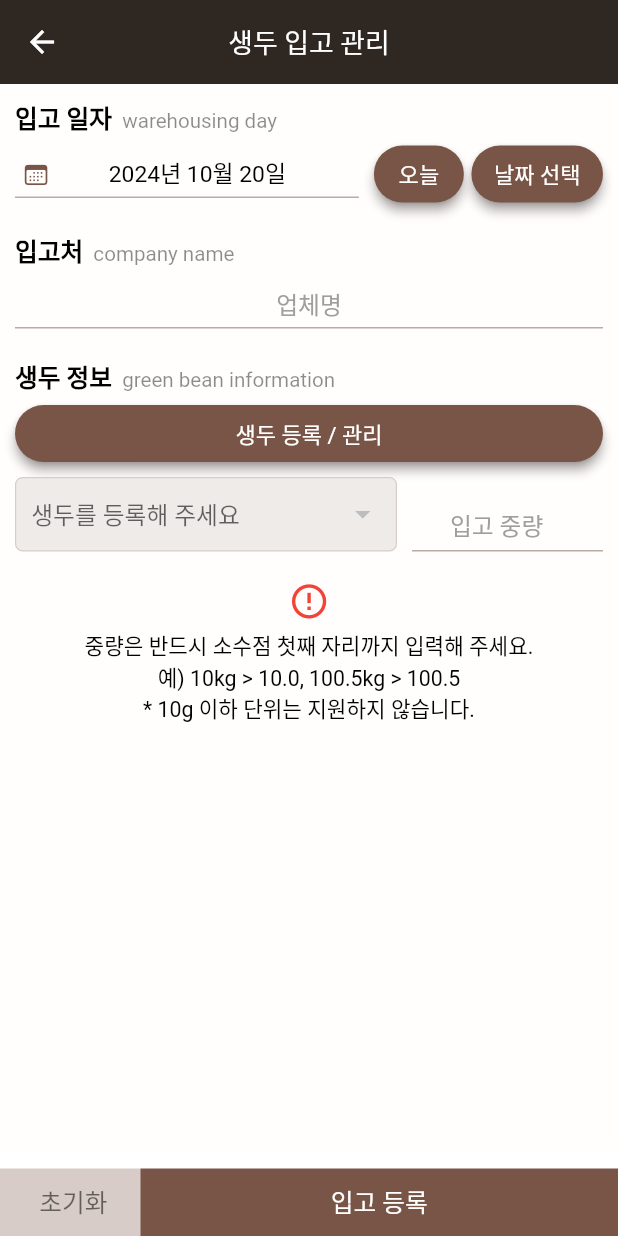
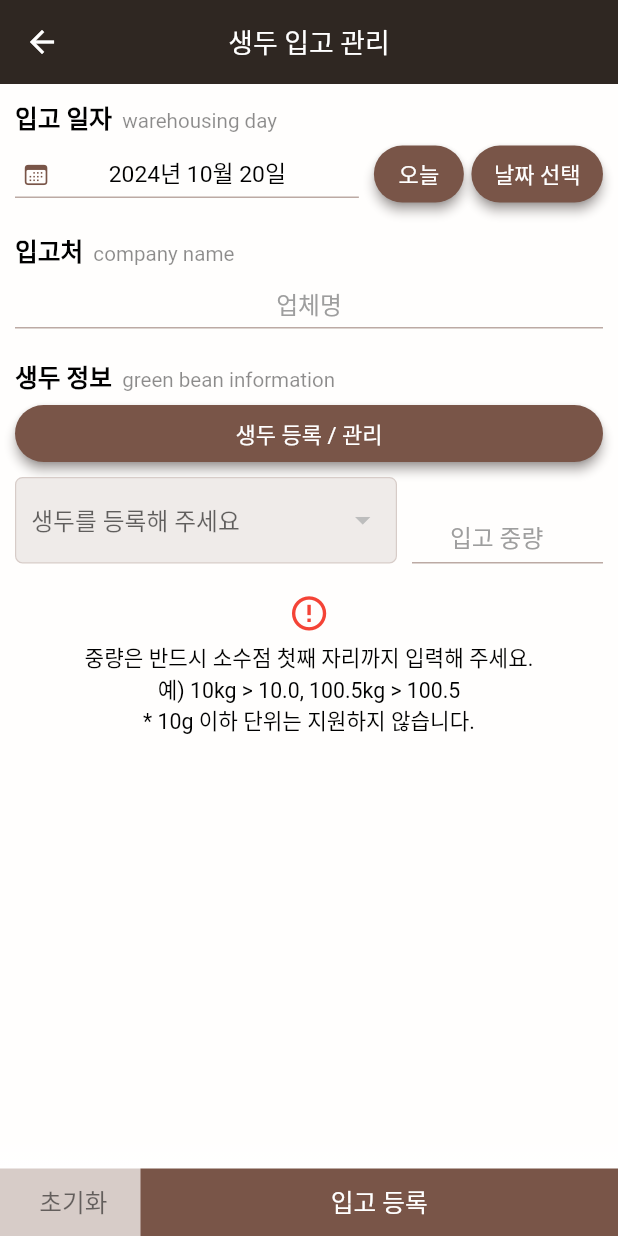
Before and after one commit to NamGideokk/bean_diary, a Flutter app: the GreenBeanWarehousingMain screen opened directly, on a phone screen of 412 x 824 dp. Run offline on Flutter 3.47's test engine with Material 3 defaults, Android fonts, the phone set to English and light mode, and no system bars; our stand-ins replace get, package_info_plus, sqflite, upgrader; accounts and stored records are empty.

Commit message:
시스템 글꼴 크기 설정 ui에 적용 추가

```diff
--- a/lib/widgets/bean_select_dropdown_button.dart
+++ b/lib/widgets/bean_select_dropdown_button.dart
@@ -41,6 +41,7 @@ class _BeanSelectDropdownButtonState extends State<BeanSelectDropdownButton> {
 
   @override
   Widget build(BuildContext context) {
+    final textScaleFactor = MediaQuery.textScalerOf(context).scale(1);
     final height = MediaQuery.of(context).size.height;
     return Container(
       padding: const EdgeInsets.symmetric(horizontal: 10, vertical: 0),
@@ -56,6 +57,7 @@ class _BeanSelectDropdownButtonState extends State<BeanSelectDropdownButton> {
         () => DropdownButton(
           isExpanded: true,
           focusNode: _beanSelectFN,
+          itemHeight: kBottomNavigationBarHeight * textScaleFactor,
           disabledHint: Text(
             widget.listType == 0 || widget.listType == 2 ? "생두를 등록해 주세요" : "로스팅된 원두가 없습니다",
             style: TextStyle(
```
